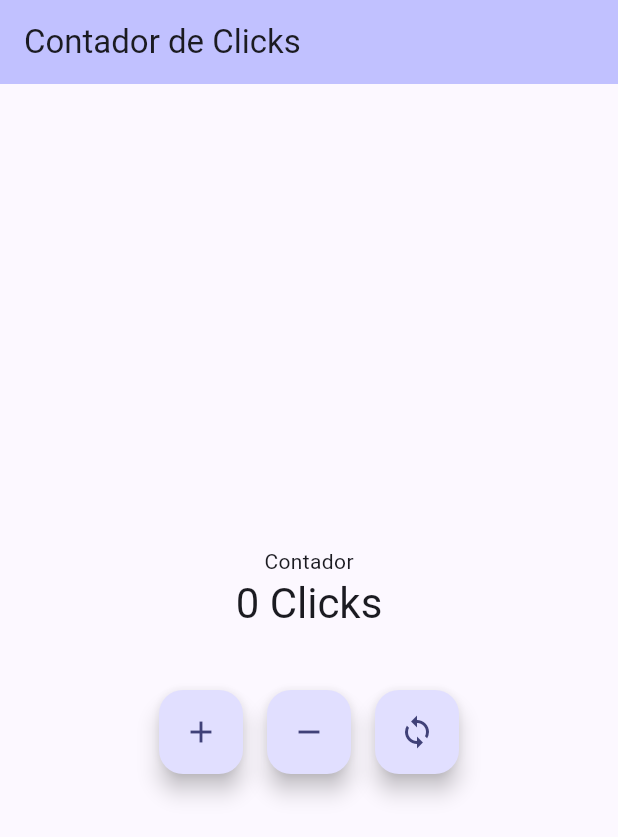
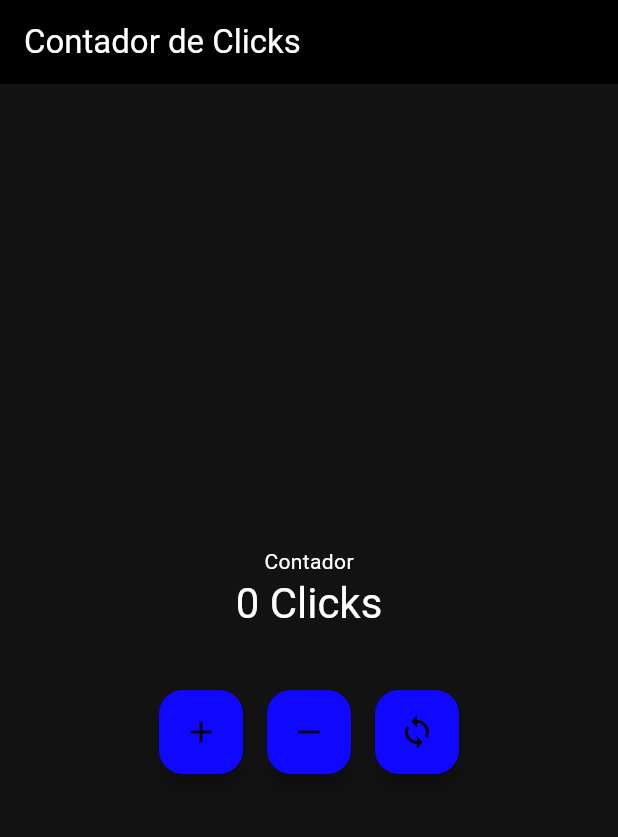
Before and after one commit to fonso0616/Flutter_Contador, a Flutter app: the screen it shows after launch, on a phone screen of 412 x 824 dp. Shown: the top 837 px of the screen. Run offline on Flutter 3.47's test engine with Material 3 defaults, Android fonts, the phone set to English and light mode, and no system bars.

Commit message:
Segundo commit

```diff
--- a/flutter_contador/lib/main.dart
+++ b/flutter_contador/lib/main.dart
@@ -13,7 +13,10 @@ class MyApp extends StatelessWidget {
       debugShowCheckedModeBanner: false,
       title: 'Contador de Clicks',
       theme: ThemeData(
-        colorScheme: ColorScheme.fromSeed(seedColor: const Color.fromARGB(255, 60, 60, 178)),
+        colorScheme: ColorScheme.highContrastDark(
+          primary: const Color.fromARGB(255, 15, 7, 255),
+          secondary: const Color.fromARGB(255, 15, 7, 255),
+        ),
       ),
       home: const MyHomePage(title: 'Contador de Clicks'),
     );
```
